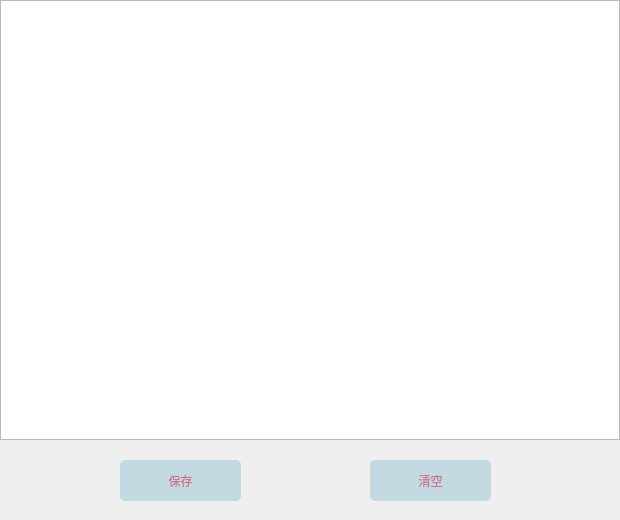
Qt form myschedule.ui (MindfulMeadow-Dev-Team/MindfulMeadow) before a commit.
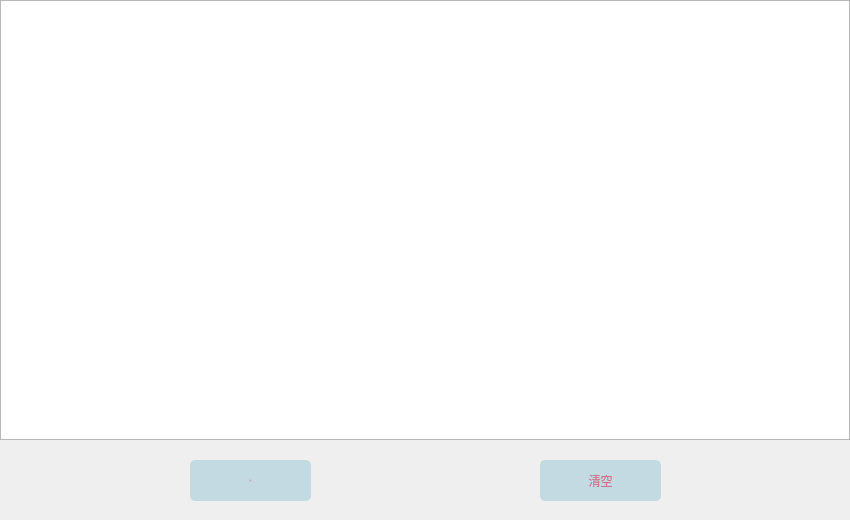
The same form after that commit.

```diff
--- a/myschedule.ui
+++ b/myschedule.ui
@@ -6,7 +6,7 @@
    <rect>
     <x>0</x>
     <y>0</y>
-    <width>620</width>
+    <width>850</width>
     <height>520</height>
    </rect>
   </property>
@@ -21,7 +21,7 @@
     <rect>
      <x>0</x>
      <y>0</y>
-     <width>620</width>
+     <width>850</width>
      <height>440</height>
     </rect>
    </property>
@@ -29,12 +29,20 @@
   <widget class="QPushButton" name="pushButton">
    <property name="geometry">
     <rect>
-     <x>120</x>
+     <x>190</x>
      <y>460</y>
      <width>121</width>
      <height>41</height>
     </rect>
    </property>
+   <property name="font">
+    <font>
+     <family>方正小标宋</family>
+     <pointsize>-1</pointsize>
+     <italic>false</italic>
+     <bold>false</bold>
+    </font>
+   </property>
    <property name="styleSheet">
     <string notr="true">QPushButton {
 	border-radius: 5px; 
@@ -56,7 +64,7 @@
   <widget class="QPushButton" name="pushButton_2">
    <property name="geometry">
     <rect>
-     <x>370</x>
+     <x>540</x>
      <y>460</y>
      <width>121</width>
      <height>41</height>
```
